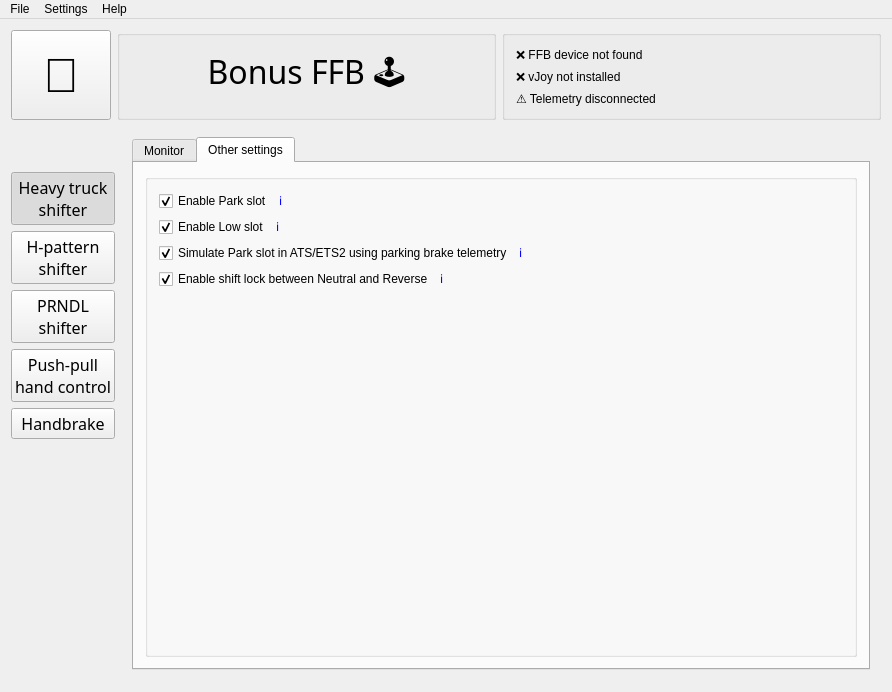
Before: the Qt Designer form BonusFFB/BonusFFB.ui in kgmonteith/BonusFFB, drawn with Qt 5.
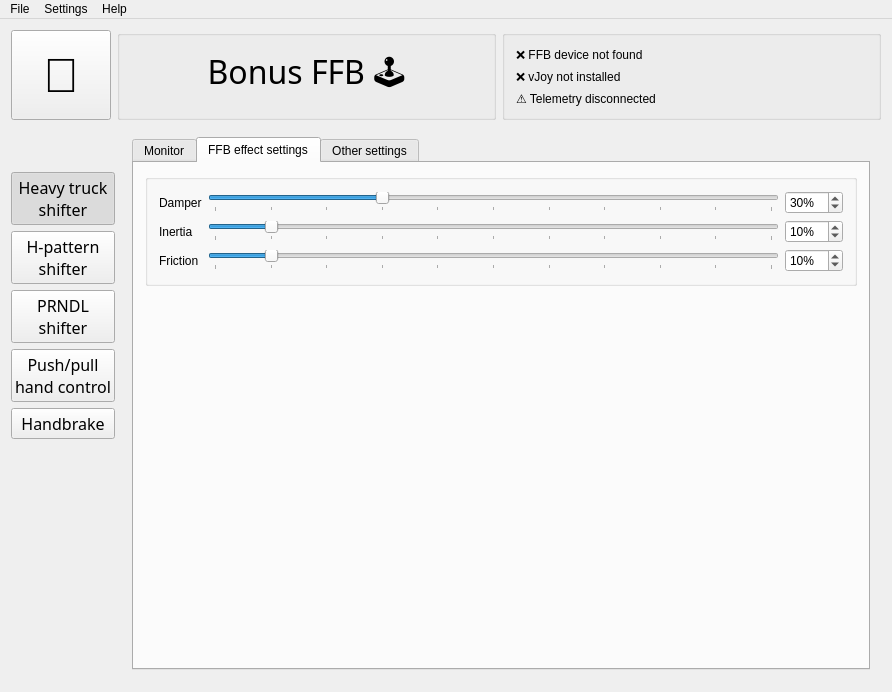
After: the same form once the commit is applied. The open tabs and pages were chosen to show the change. Icons and pictures are not drawn.

Commit message: Unified more mode features as parent class functions

What changed in the file:
```diff
--- a/BonusFFB/BonusFFB.ui
+++ b/BonusFFB/BonusFFB.ui
@@ -1862,6 +1862,176 @@
             </item>
            </layout>
           </widget>
+          <widget class="QWidget" name="tab_8">
+           <attribute name="title">
+            <string>FFB effect settings</string>
+           </attribute>
+           <layout class="QVBoxLayout" name="verticalLayout_13">
+            <item>
+             <widget class="QGroupBox" name="groupBox_29">
+              <property name="title">
+               <string/>
+              </property>
+              <layout class="QFormLayout" name="formLayout_16">
+               <item row="0" column="0">
+                <layout class="QHBoxLayout" name="horizontalLayout_92">
+                 <item>
+                  <widget class="QLabel" name="label_78">
+                   <property name="text">
+                    <string>Damper</string>
+                   </property>
+                  </widget>
+                 </item>
+                </layout>
+               </item>
+               <item row="0" column="1">
+                <layout class="QHBoxLayout" name="horizontalLayout_93">
+                 <item>
+                  <widget class="QSlider" name="prndl_damperSlider">
+                   <property name="maximum">
+                    <number>100</number>
+                   </property>
+                   <property name="value">
+                    <number>30</number>
+                   </property>
+                   <property name="orientation">
+                    <enum>Qt::Orientation::Horizontal</enum>
+                   </property>
+                   <property name="tickPosition">
+                    <enum>QSlider::TickPosition::TicksBelow</enum>
+                   </property>
+                   <property name="tickInterval">
+                    <number>10</number>
+                   </property>
+                  </widget>
+                 </item>
+                 <item>
+                  <widget class="QSpinBox" name="prndl_damperSpinbox">
+                   <property name="suffix">
+                    <string>%</string>
+                   </property>
+                   <property name="maximum">
+                    <number>100</number>
+                   </property>
+                   <property name="value">
+                    <number>30</number>
+                   </property>
+                  </widget>
+                 </item>
+                </layout>
+               </item>
+               <item row="1" column="0">
+                <layout class="QHBoxLayout" name="horizontalLayout_94">
+                 <item>
+                  <widget class="QLabel" name="label_79">
+                   <property name="text">
+                    <string>Inertia</string>
+                   </property>
+                  </widget>
+                 </item>
+                </layout>
+               </item>
+               <item row="1" column="1">
+                <layout class="QHBoxLayout" name="horizontalLayout_95">
+                 <item>
+                  <widget class="QSlider" name="prndl_inertiaSlider">
+                   <property name="maximum">
+                    <number>100</number>
+                   </property>
+                   <property name="value">
+                    <number>10</number>
+                   </property>
+                   <property name="orientation">
+                    <enum>Qt::Orientation::Horizontal</enum>
+                   </property>
+                   <property name="tickPosition">
+                    <enum>QSlider::TickPosition::TicksBelow</enum>
+                   </property>
+                   <property name="tickInterval">
+                    <number>10</number>
+                   </property>
+                  </widget>
+                 </item>
+                 <item>
+                  <widget class="QSpinBox" name="prndl_inertiaSpinbox">
+                   <property name="suffix">
+                    <string>%</string>
+                   </property>
+                   <property name="maximum">
+                    <number>100</number>
+                   </property>
+                   <property name="value">
+                    <number>10</number>
+                   </property>
+                  </widget>
+                 </item>
+                </layout>
+               </item>
+               <item row="2" column="0">
+                <layout class="QHBoxLayout" name="horizontalLayout_96">
+                 <item>
+                  <widget class="QLabel" name="label_80">
+                   <property name="text">
+                    <string>Friction</string>
+                   </property>
+                  </widget>
+                 </item>
+                </layout>
+               </item>
+               <item row="2" column="1">
+                <layout class="QHBoxLayout" name="horizontalLayout_97">
+                 <item>
+                  <widget class="QSlider" name="prndl_frictionSlider">
+                   <property name="maximum">
+                    <number>100</number>
+                   </property>
+                   <property name="value">
+                    <number>10</number>
+                   </property>
+                   <property name="orientation">
+                    <enum>Qt::Orientation::Horizontal</enum>
+                   </property>
+                   <property name="tickPosition">
+                    <enum>QSlider::TickPosition::TicksBelow</enum>
+                   </property>
+                   <property name="tickInterval">
+                    <number>10</number>
+                   </property>
+                  </widget>
+                 </item>
+                 <item>
+                  <widget class="QSpinBox" name="prndl_frictionSpinbox">
+                   <property name="suffix">
+                    <string>%</string>
+                   </property>
+                   <property name="maximum">
+                    <number>100</number>
+                   </property>
+                   <property name="value">
+                    <number>10</number>
+                   </property>
+                  </widget>
+                 </item>
+                </layout>
+               </item>
+              </layout>
+             </widget>
+            </item>
+            <item>
+             <spacer name="verticalSpacer_9">
+              <property name="orientation">
+               <enum>Qt::Orientation::Vertical</enum>
+              </property>
+              <property name="sizeHint" stdset="0">
+               <size>
+                <width>20</width>
+                <height>40</height>
+               </size>
+              </property>
+             </spacer>
+            </item>
+           </layout>
+          </widget>
           <widget class="QWidget" name="tab_5">
            <attribute name="title">
             <string>Other settings</string>
@@ -3036,7 +3206,7 @@
        </font>
       </property>
       <property name="text">
-       <string>Push-pull
+       <string>Push/pull
 hand control</string>
       </property>
       <property name="checkable">
```
Left out of the diff: 393 changed lines with no effect on the pictures. The commit also changes 21 other files.
